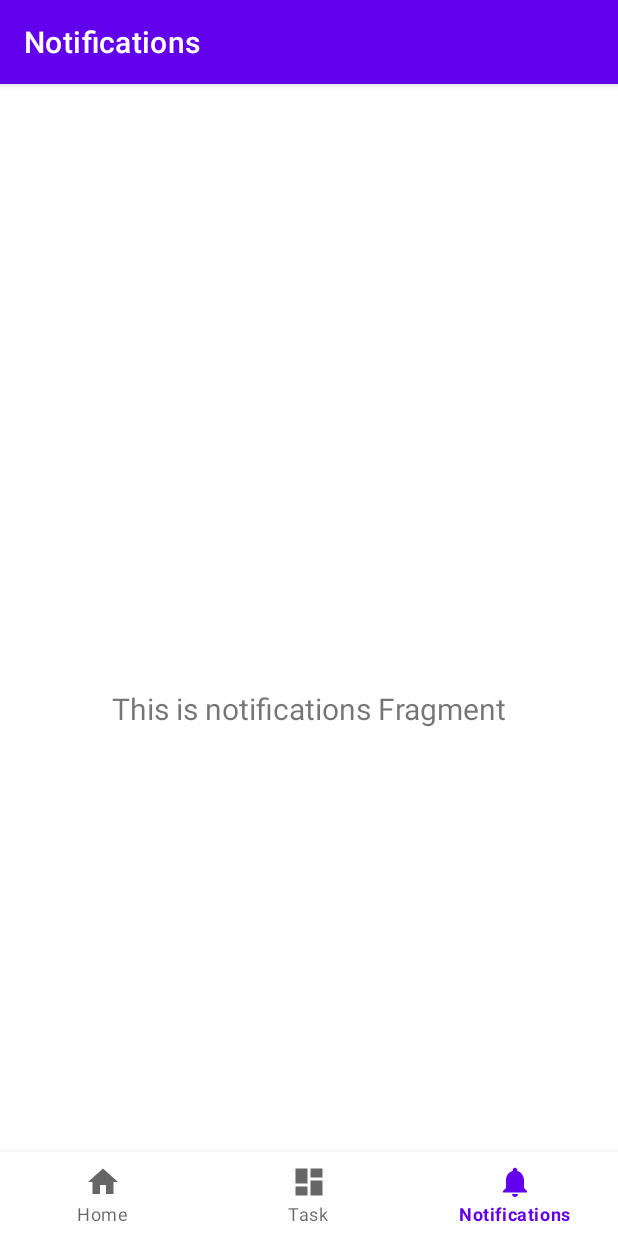
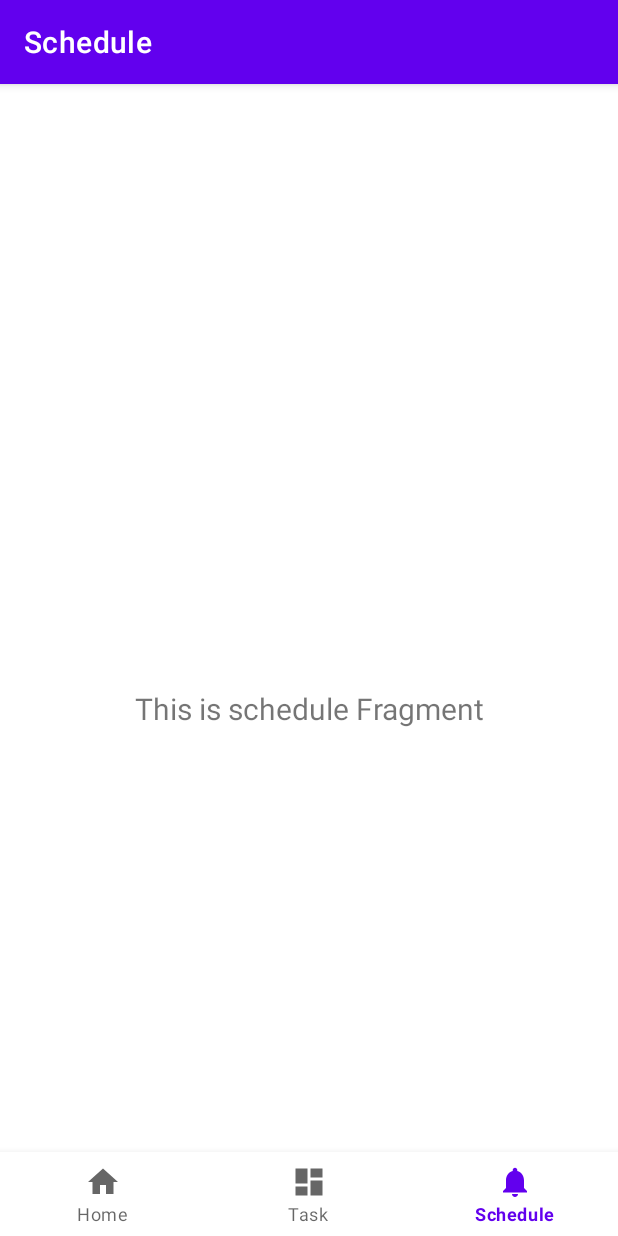
Before and after one commit to eeryyy282/virtual-class-universitas-nurdin-hamzah, an Android app: the ScheduleFragment screen opened through its navigation route, on a phone screen of 412 x 824 dp. Run offline under Robolectric (Android 15) with nearby library versions, the phone set to English and light mode, and no system bars; our stand-ins replace navigation-ui.

Commit message:
Refactor: Rename "Notifications" to "Schedule"
This commit renames all occurrences of "Notifications" to "Schedule" within the application, including:

- Updating the string resource `title_notifications` to `title_schedule`.
- Renaming the navigation destination `navigation_notifications` to `navigation_schedule` in `mobile_navigation.xml`.
- Renaming the `NotificationsFragment` and its associated ViewModel `NotificationsViewModel` to `ScheduleFragment` and `ScheduleViewModel` respectively.
- Updating the layout file name from `fragment_notifications.xml` to `fragment_schedule.xml` and changing the root layout context and the TextView ID.
- Updating the menu item ID in `bottom_nav_menu.xml` from `navigation_notifications` to `navigation_schedule`.
- Updating the AppBarConfiguration in `MainActivity` to include `navigation_schedule` instead of `navigation_notifications`. [1, 2]

```diff
--- a/app/src/main/java/com/mjs/virtualclassuniversitasnurdinhamzah/MainActivity.kt
+++ b/app/src/main/java/com/mjs/virtualclassuniversitasnurdinhamzah/MainActivity.kt
@@ -27,7 +27,7 @@ class MainActivity : AppCompatActivity() {
             setOf(
                 R.id.navigation_home,
                 R.id.navigation_task,
-                R.id.navigation_notifications
+                R.id.navigation_schedule
             )
         )
         setupActionBarWithNavController(navController, appBarConfiguration)
--- a/app/src/main/java/com/mjs/virtualclassuniversitasnurdinhamzah/ui/notifications/NotificationsFragment.kt
+++ b/app/src/main/java/com/mjs/virtualclassuniversitasnurdinhamzah/ui/schedule/ScheduleFragment.kt
@@ -1,4 +1,4 @@
-package com.mjs.virtualclassuniversitasnurdinhamzah.ui.notifications
+package com.mjs.virtualclassuniversitasnurdinhamzah.ui.schedule
 
 import android.os.Bundle
 import android.view.LayoutInflater
@@ -7,11 +7,11 @@ import android.view.ViewGroup
 import android.widget.TextView
 import androidx.fragment.app.Fragment
 import androidx.lifecycle.ViewModelProvider
-import com.mjs.virtual_class_universitas_nurdin_hamzah.databinding.FragmentNotificationsBinding
+import com.mjs.virtual_class_universitas_nurdin_hamzah.databinding.FragmentScheduleBinding
 
-class NotificationsFragment : Fragment() {
+class ScheduleFragment : Fragment() {
 
-    private var _binding: FragmentNotificationsBinding? = null
+    private var _binding: FragmentScheduleBinding? = null
     private val binding get() = _binding!!
 
     override fun onCreateView(
@@ -19,14 +19,14 @@ class NotificationsFragment : Fragment() {
         container: ViewGroup?,
         savedInstanceState: Bundle?
     ): View {
-        val notificationsViewModel =
-            ViewModelProvider(this)[NotificationsViewModel::class.java]
+        val scheduleViewModel =
+            ViewModelProvider(this)[ScheduleViewModel::class.java]
 
-        _binding = FragmentNotificationsBinding.inflate(inflater, container, false)
+        _binding = FragmentScheduleBinding.inflate(inflater, container, false)
         val root: View = binding.root
 
-        val textView: TextView = binding.textNotifications
-        notificationsViewModel.text.observe(viewLifecycleOwner) {
+        val textView: TextView = binding.textSchedule
+        scheduleViewModel.text.observe(viewLifecycleOwner) {
             textView.text = it
         }
         return root
--- a/app/src/main/java/com/mjs/virtualclassuniversitasnurdinhamzah/ui/notifications/NotificationsViewModel.kt
+++ b/app/src/main/java/com/mjs/virtualclassuniversitasnurdinhamzah/ui/schedule/ScheduleViewModel.kt
@@ -1,13 +1,13 @@
-package com.mjs.virtualclassuniversitasnurdinhamzah.ui.notifications
+package com.mjs.virtualclassuniversitasnurdinhamzah.ui.schedule
 
 import androidx.lifecycle.LiveData
 import androidx.lifecycle.MutableLiveData
 import androidx.lifecycle.ViewModel
 
-class NotificationsViewModel : ViewModel() {
+class ScheduleViewModel : ViewModel() {
 
     private val _text = MutableLiveData<String>().apply {
-        value = "This is notifications Fragment"
+        value = "This is schedule Fragment"
     }
     val text: LiveData<String> = _text
 }
--- a/app/src/main/res/layout/fragment_notifications.xml
+++ b/app/src/main/res/layout/fragment_schedule.xml
@@ -4,10 +4,10 @@
     xmlns:tools="http://schemas.android.com/tools"
     android:layout_width="match_parent"
     android:layout_height="match_parent"
-    tools:context="com.mjs.virtualclassuniversitasnurdinhamzah.ui.notifications.NotificationsFragment">
+    tools:context="com.mjs.virtualclassuniversitasnurdinhamzah.ui.schedule.ScheduleFragment">
 
     <TextView
-        android:id="@+id/text_notifications"
+        android:id="@+id/text_schedule"
         android:layout_width="match_parent"
         android:layout_height="wrap_content"
         android:layout_marginStart="8dp"
--- a/app/src/main/res/menu/bottom_nav_menu.xml
+++ b/app/src/main/res/menu/bottom_nav_menu.xml
@@ -12,8 +12,8 @@
         android:title="@string/title_task" />
 
     <item
-        android:id="@+id/navigation_notifications"
+        android:id="@+id/navigation_schedule"
         android:icon="@drawable/ic_notifications_black_24dp"
-        android:title="@string/title_notifications" />
+        android:title="@string/title_schedule" />
 
 </menu>
--- a/app/src/main/res/navigation/mobile_navigation.xml
+++ b/app/src/main/res/navigation/mobile_navigation.xml
@@ -18,8 +18,8 @@
         tools:layout="@layout/fragment_task" />
 
     <fragment
-        android:id="@+id/navigation_notifications"
-        android:name="com.mjs.virtualclassuniversitasnurdinhamzah.ui.notifications.NotificationsFragment"
-        android:label="@string/title_notifications"
-        tools:layout="@layout/fragment_notifications" />
+        android:id="@+id/navigation_schedule"
+        android:name="com.mjs.virtualclassuniversitasnurdinhamzah.ui.schedule.ScheduleFragment"
+        android:label="@string/title_schedule"
+        tools:layout="@layout/fragment_schedule" />
 </navigation>
--- a/app/src/main/res/values/strings.xml
+++ b/app/src/main/res/values/strings.xml
@@ -2,5 +2,5 @@
     <string name="app_name">Virtual Class Universitas Nurdin Hamzah</string>
     <string name="title_home">Home</string>
     <string name="title_task">Task</string>
-    <string name="title_notifications">Notifications</string>
+    <string name="title_schedule">Schedule</string>
 </resources>
```
